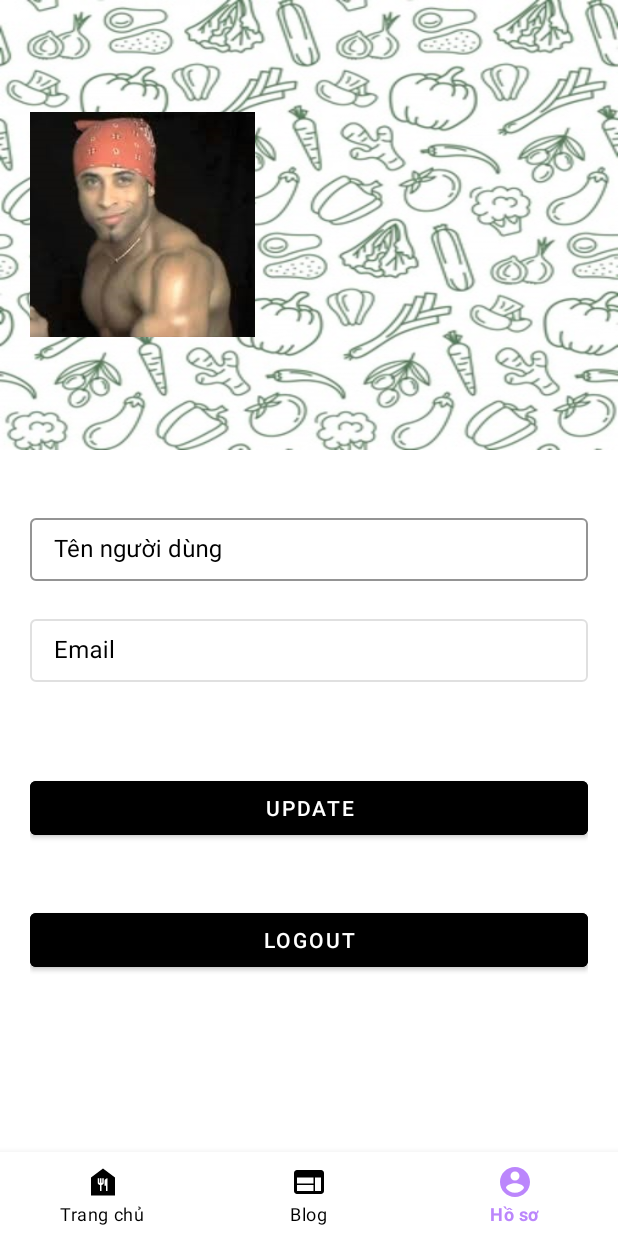
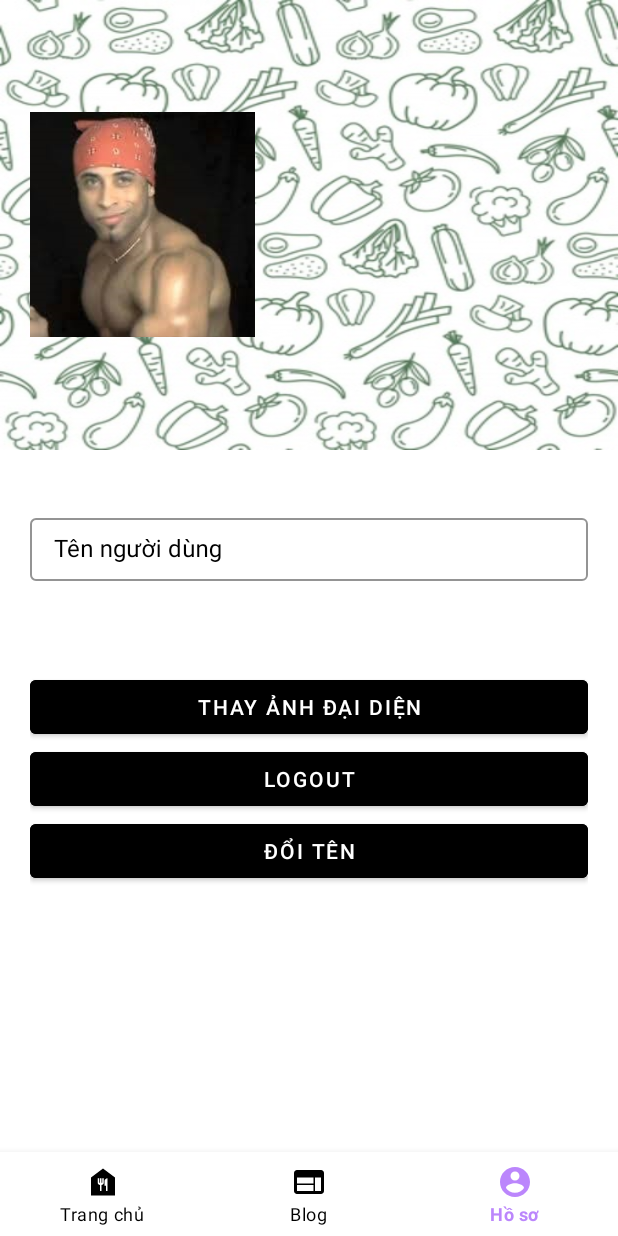
Before and after one commit to hvu0712/test, an Android app: the UserProfileFragment screen opened through its navigation route, on a phone screen of 412 x 824 dp. Run offline under Robolectric (Android 15) with nearby library versions, the phone set to English and light mode, and no system bars; our stand-ins replace Firebase (no records; nobody signed in at launch, a user with empty details on screens opened directly), Picasso, navigation-ui; pictures from the network do not load.

Commit message:
update feature rename

```diff
--- a/app/src/main/java/com/example/duan1/ui/userProfile/UserProfileFragment.java
+++ b/app/src/main/java/com/example/duan1/ui/userProfile/UserProfileFragment.java
@@ -4,6 +4,7 @@ import androidx.annotation.NonNull;
 import androidx.annotation.Nullable;
 import androidx.appcompat.app.AppCompatActivity;
 import androidx.fragment.app.Fragment;
+import androidx.fragment.app.FragmentTransaction;
 import androidx.lifecycle.Observer;
 import androidx.lifecycle.ViewModelProvider;
 
@@ -11,6 +12,7 @@ import android.app.Activity;
 import android.content.Context;
 import android.content.Intent;
 import android.net.Uri;
+import android.os.Build;
 import android.os.Bundle;
 import android.provider.MediaStore;
 import android.util.Log;
@@ -44,10 +46,13 @@ import com.google.firebase.storage.StorageReference;
 import com.google.firebase.storage.UploadTask;
 import com.squareup.picasso.Picasso;
 
+import java.util.HashMap;
+import java.util.Map;
+
 public class UserProfileFragment extends Fragment {
 
     private FragmentUserProfileBinding binding;
-    Button btnUpdate, btnLogout;
+    Button btnUpdate, btnLogout, btn_reName;
     FirebaseAuth fAuth;
     FirebaseUser fUser;
     FirebaseFirestore fStore;
@@ -78,12 +83,11 @@ public class UserProfileFragment extends Fragment {
         user = (TextInputLayout) root.findViewById(R.id.userName);
         profileImg = (ImageView) root.findViewById(R.id.userAvatar);
 
-        email.setEnabled(false);
-        email.setFocusableInTouchMode(false);
-        email.setFocusable(false);
+
 
         btnLogout = (Button) root.findViewById(R.id.btn_logout);
         btnUpdate = (Button) root.findViewById(R.id.btn_updateProfile);
+        btn_reName = (Button) root.findViewById(R.id.btn_reName);
 
 
 
@@ -110,13 +114,31 @@ public class UserProfileFragment extends Fragment {
                             fullName.setText(documentSnapshot.getString("fname"));
                             userNameField.setText(documentSnapshot.getString("fname"));
                             user.getEditText().setText(documentSnapshot.getString("fname"));
-                            email.getEditText().setText(documentSnapshot.getString("email"));
-
                         }
 
                 }
             });
 
+        btn_reName.setOnClickListener(new View.OnClickListener() {
+
+            @Override
+            public void onClick(View v) {
+                documentReference.addSnapshotListener(new EventListener<DocumentSnapshot>() {
+                    @Override
+                    public void onEvent(@Nullable DocumentSnapshot value, @Nullable FirebaseFirestoreException error) {
+                        if (error == null){
+                            String reName = user.getEditText().getText().toString();
+                            useReName();
+                            fullName.setText(value.getString(reName));
+                            userNameField.setText(value.getString(reName));
+                            getActivity().finish();
+                            startActivity(getActivity().getIntent());
+                            Toast.makeText(getActivity(), "Đổi tên thành công", Toast.LENGTH_SHORT).show();
+                        }
+                    }
+                });
+            }
+        });
 
         btnLogout.setOnClickListener(new View.OnClickListener() {
             @Override
@@ -150,6 +172,24 @@ public class UserProfileFragment extends Fragment {
         }
     }
 
+    public void useReName(){
+        DocumentReference documentReference = fStore.collection("users").document(userId);
+        Map<String, Object> user_reName = new HashMap<>();
+        String reName = user.getEditText().getText().toString();
+        user_reName.put("fname", reName);
+        documentReference.set(user_reName).addOnSuccessListener(new OnSuccessListener<Void>() {
+            @Override
+            public void onSuccess(Void unused) {
+
+            }
+        }).addOnFailureListener(new OnFailureListener() {
+            @Override
+            public void onFailure(@NonNull Exception e) {
+
+            }
+        });
+    }
+
     private void uploadImgToFirebase(Uri imgUri) {
         // upload img to firebase storage
         StorageReference fileRef = storageReference.child("users/"+fAuth.getCurrentUser().getUid()+"/profile.jpg");
--- a/app/src/main/res/layout/fragment_user_profile.xml
+++ b/app/src/main/res/layout/fragment_user_profile.xml
@@ -7,7 +7,7 @@
     android:layout_height="match_parent"
     tools:context=".ui.userProfile.UserProfileFragment"
     android:background="@color/white"
-    android:id="@+id/linear_layout"
+    android:id="@+id/scrollView"
     >
 
     <LinearLayout
@@ -77,28 +77,11 @@
                 android:textColor="@color/black"
                 android:text="Ricardo Milos"/>
         </com.google.android.material.textfield.TextInputLayout>
-        <com.google.android.material.textfield.TextInputLayout
-            android:layout_width="match_parent"
-            android:layout_height="wrap_content"
-            android:layout_marginTop="20dp"
-            app:boxStrokeColor="@color/black"
-            android:id="@+id/email"
-            style="@style/Widget.MaterialComponents.TextInputLayout.OutlinedBox"
-            android:hint="Email"
-            android:textColorHint="@color/black"
-            android:backgroundTint="@color/white"
-            >
-            <com.google.android.material.textfield.TextInputEditText
-                android:layout_width="match_parent"
-                android:layout_height="wrap_content"
-                android:padding="10dp"
-                android:textColor="@color/black"
-                android:text="daxua0@gmail.com"/>
-        </com.google.android.material.textfield.TextInputLayout>
-    </LinearLayout>
+        </LinearLayout>
 
     <LinearLayout
         android:padding="20dp"
+        android:orientation="vertical"
         android:layout_width="match_parent"
         android:layout_height="wrap_content">
         <Button
@@ -106,15 +89,11 @@
             android:id="@+id/btn_updateProfile"
             android:layout_width="match_parent"
             android:layout_height="wrap_content"
-            android:text="Update"
+            android:text="Thay ảnh đại diện"
             android:textColor="@color/white"
             android:backgroundTint="@color/black"
             />
-    </LinearLayout>
-    <LinearLayout
-        android:padding="20dp"
-        android:layout_width="match_parent"
-        android:layout_height="wrap_content">
+
         <Button
             android:id="@+id/btn_logout"
             android:layout_width="match_parent"
@@ -123,6 +102,14 @@
             android:textColor="@color/white"
             android:backgroundTint="@color/black"
             />
+        <Button
+            android:id="@+id/btn_reName"
+            android:layout_width="match_parent"
+            android:layout_height="wrap_content"
+            android:text="Đổi tên"
+            android:textColor="@color/white"
+            android:backgroundTint="@color/black"
+            />
     </LinearLayout>
     </LinearLayout>
 </ScrollView>
```
